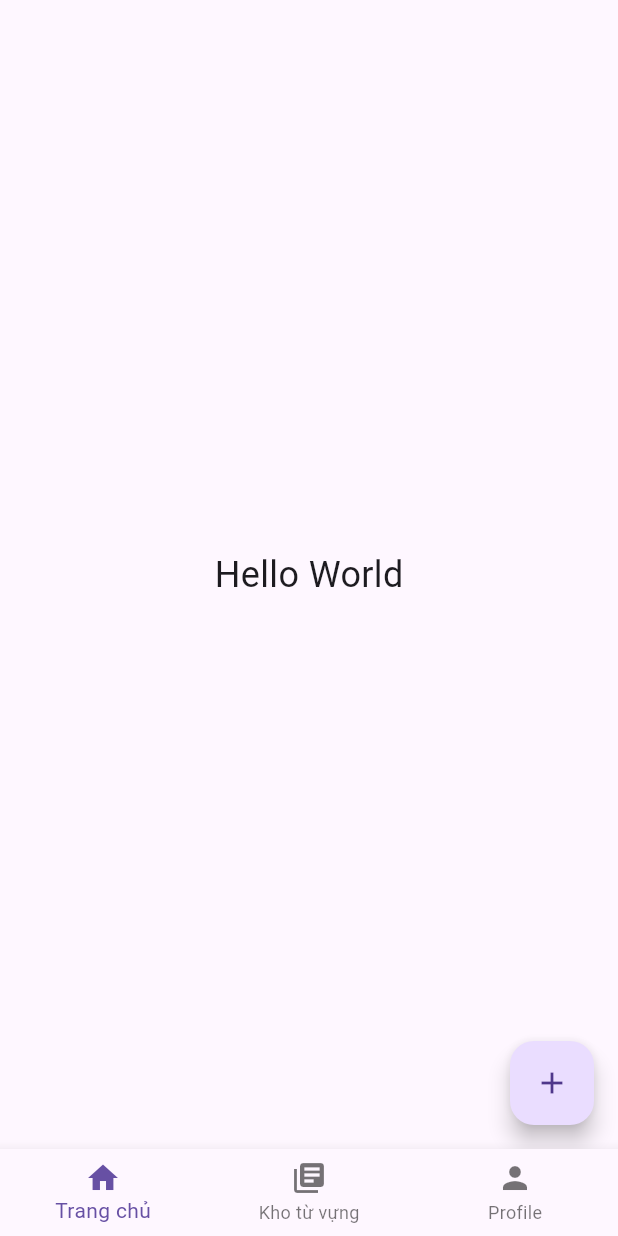
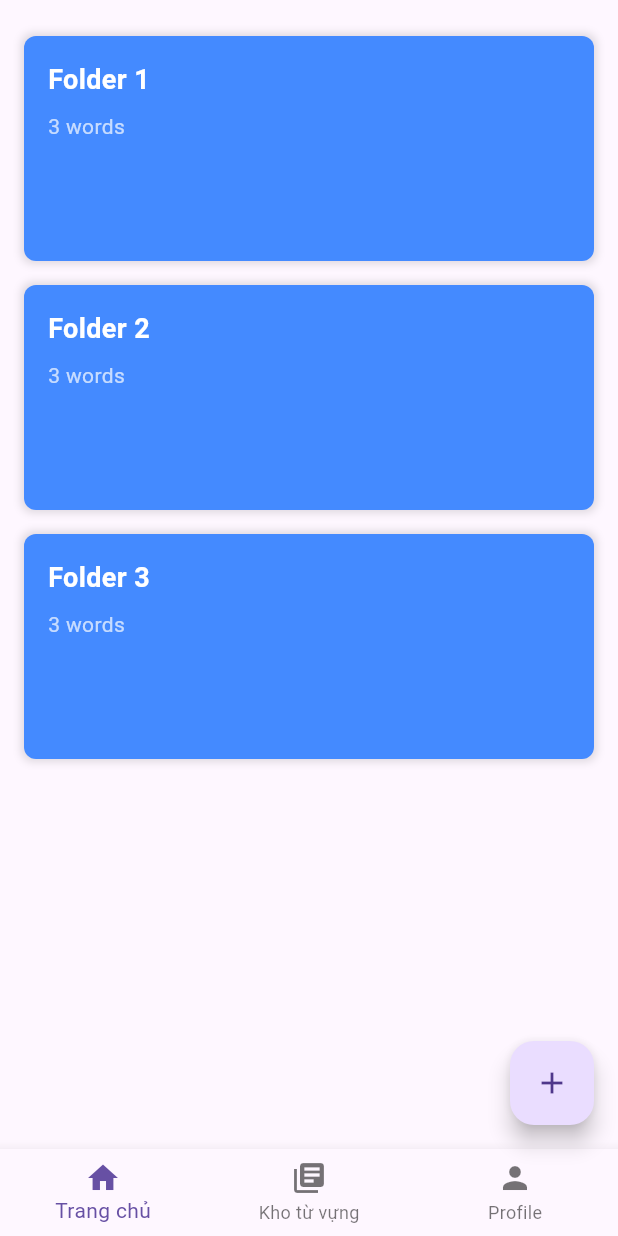
Before and after one commit to Khoa15/exci-fe-flutter, a Flutter app: the HomeScreen screen opened by its route, on a phone screen of 412 x 824 dp. Run offline on Flutter 3.47's test engine with Material 3 defaults, Android fonts, the phone set to English and light mode, and no system bars; our stand-ins replace shared_preferences; accounts and stored records are empty.

Commit message:
word model

```diff
--- a/lib/main.dart
+++ b/lib/main.dart
@@ -1,8 +1,11 @@
+import 'package:exci_flutter/models/folder_model.dart';
+import 'package:exci_flutter/models/word_model.dart';
 import 'package:exci_flutter/screens/home_screen.dart';
 import 'package:exci_flutter/screens/login_screen.dart';
 import 'package:exci_flutter/screens/profile_screen.dart';
 import 'package:exci_flutter/screens/signup_screen.dart';
 import 'package:exci_flutter/screens/vocabulary_screen.dart';
+import 'package:exci_flutter/screens/word_list_screen.dart';
 import 'package:exci_flutter/services/auth_service.dart';
 import 'package:flutter/material.dart';
 import 'package:provider/provider.dart';
@@ -27,6 +30,27 @@ class MyApp extends StatelessWidget {
           '/vocabulary': (context) => VocabularyScreen(),
           '/profile': (context) => ProfileScreen(),
         },
+        onGenerateRoute: (settings){
+          // Handle '/' route
+          if (settings.name == '/') {
+            return MaterialPageRoute(builder: (context) => HomeScreen());
+          }
+
+          // Handle '/folder/:id' route
+          final Uri uri = Uri.parse(settings.name ?? '');
+          if (uri.pathSegments.length == 2 && uri.pathSegments.first == 'folder') {
+            final folderId = uri.pathSegments[1];
+            // Retrieve the FolderModel based on folderId or create a placeholder
+            final folder = FolderModel(name: folderId, listWord: [WordModel(word: 'Apple')]);
+
+            return MaterialPageRoute(
+              builder: (context) => WordListScreen(folder: folder),
+            );
+          }
+
+          // Return null if the route is not recognized
+          return null;
+        },
         title: 'Exci',
         theme: ThemeData(
           primarySwatch: Colors.blue,
--- /dev/null
+++ b/lib/models/folder_model.dart
@@ -0,0 +1,19 @@
+import 'package:exci_flutter/models/word_model.dart';
+import 'package:json_annotation/json_annotation.dart';
+
+part 'folder_model.g.dart';
+
+@JsonSerializable()
+class FolderModel {
+  final String name;
+  final List<WordModel> listWord;
+
+  FolderModel({
+    required this.name,
+    required this.listWord
+  });
+
+  factory FolderModel.fromJson(Map<String, dynamic> json) => _$FolderModelFromJson(json);
+
+  Map<String, dynamic> toJson() => _$FolderModelToJson(this);
+}
--- a/lib/models/user_model.dart
+++ b/lib/models/user_model.dart
@@ -7,12 +7,14 @@ class UserModel {
   final String id;
   final String name;
   final String email;
+  final String password;
   final String profilePictureUrl;
 
   UserModel({
     required this.id,
     required this.name,
     required this.email,
+    required this.password,
     this.profilePictureUrl = '',
   });
 
--- /dev/null
+++ b/lib/models/word_model.dart
@@ -0,0 +1,24 @@
+import 'package:json_annotation/json_annotation.dart';
+
+part 'word_model.g.dart';
+
+@JsonSerializable()
+class WordModel {
+  final String word;
+  final String ipa;
+  final String pos;
+  final String meaning;
+  final String example;
+
+  WordModel({
+    required this.word,
+    this.ipa = '',
+    this.pos = '',
+    this.meaning = '',
+    this.example = ''
+  });
+
+  factory WordModel.fromJson(Map<String, dynamic> json) => _$WordModelFromJson(json);
+
+  Map<String, dynamic> toJson() => _$WordModelToJson(this);
+}
--- a/lib/screens/home_screen.dart
+++ b/lib/screens/home_screen.dart
@@ -45,9 +45,12 @@
 //     );
 //   }
 // }
+import 'package:exci_flutter/models/folder_model.dart';
+import 'package:exci_flutter/models/word_model.dart';
+import 'package:exci_flutter/screens/word_list_screen.dart';
 import 'package:exci_flutter/widgets/bottom_navigation_bar.dart';
+import 'package:flutter/foundation.dart';
 import 'package:flutter/material.dart';
-import 'package:flutter/scheduler.dart';
 
 class HomeScreen extends StatefulWidget {
   @override
@@ -55,6 +58,11 @@ class HomeScreen extends StatefulWidget {
 }
 
 class _HomeScreenState extends State<HomeScreen> with SingleTickerProviderStateMixin {
+  List<FolderModel> _folders = [
+    FolderModel(name: 'Folder 1', listWord: [WordModel(word: 'apple'), WordModel(word: 'banana'), WordModel(word: 'Cherry')]),
+    FolderModel(name: 'Folder 2', listWord: [WordModel(word: 'dog'), WordModel(word: 'cat'), WordModel(word: 'fish')]),
+    FolderModel(name: 'Folder 3', listWord: [WordModel(word: 'red'), WordModel(word: 'blue'), WordModel(word: 'green')]),
+  ];
   int _selectedIndex = 0;
   bool _isFabExpanded = false;
 
@@ -111,6 +119,20 @@ class _HomeScreenState extends State<HomeScreen> with SingleTickerProviderStateM
       }
     }
   }
+  void _navigateToWordList(FolderModel folder) {
+    if (kIsWeb) {
+      // Điều hướng trên web, ví dụ sử dụng Navigator hoặc chỉ định URL
+      Navigator.pushNamed(context, '/folder/${folder.name}');
+    } else {
+      // Điều hướng trên mobile
+      Navigator.push(
+        context,
+        MaterialPageRoute(
+          builder: (context) => WordListScreen(folder: folder),
+        ),
+      );
+    }
+  }
 
   void _toggleFab() {
     setState(() {
@@ -125,58 +147,110 @@ class _HomeScreenState extends State<HomeScreen> with SingleTickerProviderStateM
 
   @override
   Widget build(BuildContext context) {
+    final screenWidth = MediaQuery.of(context).size.width;
     return Scaffold(
-      body: Stack(
+      body: Padding(
+        padding: const EdgeInsets.all(16.0),
+        child: ListView.builder(
+          itemCount: _folders.length,
+          itemBuilder: (context, index) {
+            final folder = _folders[index];
+            return GestureDetector(
+              onTap: () => _navigateToWordList(folder),
+              child: Container(
+                width: screenWidth, // Chiều rộng của folder bằng chiều rộng màn hình
+                height: 150, // Chiều cao của folder (có thể điều chỉnh)
+                margin: EdgeInsets.symmetric(vertical: 8.0), // Khoảng cách giữa các folder
+                padding: EdgeInsets.all(16.0),
+                decoration: BoxDecoration(
+                  color: Colors.blueAccent,
+                  borderRadius: BorderRadius.circular(8.0),
+                  boxShadow: [
+                    BoxShadow(
+                      color: Colors.black12,
+                      blurRadius: 4.0,
+                      spreadRadius: 2.0,
+                    ),
+                  ],
+                ),
+                child: Column(
+                  crossAxisAlignment: CrossAxisAlignment.start,
                   children: [
-          Center(
-            child: Text(
-              'Hello World',
-              style: TextStyle(fontSize: 24),
+                    Text(
+                      folder.name,
+                      style: TextStyle(
+                        color: Colors.white,
+                        fontSize: 18,
+                        fontWeight: FontWeight.bold,
                       ),
                     ),
-          // Hiển thị ảnh nền với hiệu ứng mở khi FAB được mở rộng
-          AnimatedContainer(
-            duration: Duration(milliseconds: 300),
-            color: _isFabExpanded ? Colors.black.withOpacity(0.5) : Colors.transparent,
+                    SizedBox(height: 8.0),
+                    Text(
+                      '${folder.listWord.length} words',
+                      style: TextStyle(
+                        color: Colors.white70,
+                        fontSize: 14,
                       ),
-          // Vị trí FloatingActionButton chính
+                    ),
+                    // Spacer(),
+                    // Align(
+                    //   alignment: Alignment.bottomRight,
+                    //   child: ElevatedButton(
+                    //     onPressed: () => _navigateToWordList(folder),
+                    //     style: ElevatedButton.styleFrom(
+                    //       backgroundColor: Colors.white, // Background color of the button
+                    //       foregroundColor: Colors.blueAccent, // Text color of the button
+                    //     ),
+                    //     child: Text('Xem chi tiết'),
+                    //   ),
+                    // ),
+                  ],
+                ),
+              ),
+            );
+          },
+        ),
+      ),
+            floatingActionButton: Stack(
+        alignment: Alignment.bottomRight,
+        children: [
+          if (_isFabExpanded) ...[
+            // Nút Thêm A
             Positioned(
-            bottom: 16.0,
+              bottom: 100.0,
               right: 16.0,
-            child: Column(
-              mainAxisSize: MainAxisSize.min,
-              children: [
-                // Nút thêm A
-                if (_isFabExpanded) ...[
-                  ScaleTransition(
-                    scale: _animationScale,
+              child: AnimatedOpacity(
+                duration: Duration(milliseconds: 200),
+                opacity: _isFabExpanded ? 1.0 : 0.0,
                 child: FloatingActionButton(
                   onPressed: () {
-                        // Xử lý khi nhấn nút thêm A
+                    // Xử lý khi nhấn Thêm A
                   },
-                      child: Icon(Icons.add),
-                      tooltip: 'Thêm A',
+                  child: Text('A'),
                   heroTag: 'addA',
+                  mini: true,
                 ),
               ),
-                  SizedBox(height: 8),
-                ],
-                // Nút thêm B
-                if (_isFabExpanded) ...[
-                  ScaleTransition(
-                    scale: _animationScale,
+            ),
+            // Nút Thêm B
+            Positioned(
+              bottom: 160.0,
+              right: 16.0,
+              child: AnimatedOpacity(
+                duration: Duration(milliseconds: 200),
+                opacity: _isFabExpanded ? 1.0 : 0.0,
                 child: FloatingActionButton(
                   onPressed: () {
-                        // Xử lý khi nhấn nút thêm B
+                    // Xử lý khi nhấn Thêm B
                   },
-                      child: Icon(Icons.add),
-                      tooltip: 'Thêm B',
+                  child: Text('B'),
                   heroTag: 'addB',
+                  mini: true,
                 ),
               ),
-                  SizedBox(height: 8),
+            ),
           ],
-                // Nút chính
+          // Nút chính "+"
           FloatingActionButton(
             onPressed: _toggleFab,
             child: Icon(_isFabExpanded ? Icons.close : Icons.add),
@@ -184,9 +258,55 @@ class _HomeScreenState extends State<HomeScreen> with SingleTickerProviderStateM
           ),
         ],
       ),
-          ),
-        ],
-      ),
+          // AnimatedContainer(
+          //   duration: Duration(milliseconds: 300),
+          //   color: _isFabExpanded ? Colors.black.withOpacity(0.5) : Colors.transparent,
+          // ),
+          // Positioned(
+          //   bottom: 16.0,
+          //   right: 16.0,
+          //   child: Column(
+          //     mainAxisSize: MainAxisSize.min,
+          //     children: [
+          //       // Nút thêm A
+          //       if (_isFabExpanded) ...[
+          //         ScaleTransition(
+          //           scale: _animationScale,
+          //           child: FloatingActionButton(
+          //             onPressed: () {
+          //               // Xử lý khi nhấn nút thêm A
+          //             },
+          //             child: Icon(Icons.add),
+          //             tooltip: 'Thêm A',
+          //             heroTag: 'addA',
+          //           ),
+          //         ),
+          //         SizedBox(height: 8),
+          //       ],
+          //       // Nút thêm B
+          //       if (_isFabExpanded) ...[
+          //         ScaleTransition(
+          //           scale: _animationScale,
+          //           child: FloatingActionButton(
+          //             onPressed: () {
+          //               // Xử lý khi nhấn nút thêm B
+          //             },
+          //             child: Icon(Icons.add),
+          //             tooltip: 'Thêm B',
+          //             heroTag: 'addB',
+          //           ),
+          //         ),
+          //         SizedBox(height: 8),
+          //       ],
+          //       // Nút chính
+          //       FloatingActionButton(
+          //         onPressed: _toggleFab,
+          //         child: Icon(_isFabExpanded ? Icons.close : Icons.add),
+          //         heroTag: 'mainFAB',
+          //       ),
+          //     ],
+          //   ),
+          // ),
       bottomNavigationBar: CustomBottomNavigationBar(
         selectedIndex: _selectedIndex,
         onItemTapped: _onItemTapped,
--- a/lib/screens/profile_screen.dart
+++ b/lib/screens/profile_screen.dart
@@ -2,7 +2,6 @@ import 'package:exci_flutter/models/user_model.dart';
 import 'package:exci_flutter/services/auth_service.dart';
 import 'package:exci_flutter/widgets/bottom_navigation_bar.dart';
 import 'package:flutter/material.dart';
-import 'package:provider/provider.dart';
 
 class ProfileScreen extends StatefulWidget {
   @override
@@ -16,7 +15,6 @@ class _ProfileScreenState extends State<ProfileScreen> {
 
   @override
   void initState() {
-    // TODO: implement initState
     super.initState();
     _loadUser();
   }
@@ -72,7 +70,7 @@ class _ProfileScreenState extends State<ProfileScreen> {
             ),
             if (_user!.profilePictureUrl.isNotEmpty)
               CircleAvatar(
-                backgroundImage: NetworkImage(_user!.profilePictureUrl),
+                backgroundImage: NetworkImage('https://letsenhance.io/static/73136da51c245e80edc6ccfe44888a99/1015f/MainBefore.jpg'),//_user!.profilePictureUrl),
                 radius: 50,
               ),
             SizedBox(height: 16),
--- /dev/null
+++ b/lib/screens/word_list_screen.dart
@@ -0,0 +1,25 @@
+import 'package:exci_flutter/models/folder_model.dart';
+import 'package:flutter/material.dart';
+
+class WordListScreen extends StatelessWidget{
+  final FolderModel folder;
+
+  const WordListScreen({required this.folder});
+  @override
+  Widget build(BuildContext context) {
+    return Scaffold(
+      appBar: AppBar(
+        title: Text(folder.name),
+      ),
+      body: ListView.builder(
+        itemCount: folder.listWord.length,
+        itemBuilder: (context, index) {
+          return ListTile(
+            title: Text(folder.listWord[index].word),
+          );
+        },
+      ),
+    );
+  }
+
+}
--- a/lib/services/auth_service.dart
+++ b/lib/services/auth_service.dart
@@ -31,7 +31,7 @@ class AuthService with ChangeNotifier{
   Future<void> login(String username, String password) async{
     // Xử lý đăng nhập
     // If thành công
-    UserModel userModel = new UserModel(id: "123", name: "Khoa", email: "hp09.com@gmail.com");
+    UserModel userModel = new UserModel(id: "123", name: "Khoa", password: '', email: "hp09.com@gmail.com");
     String userJson = jsonEncode(userModel.toJson());
     SharedPreferences prefs = await SharedPreferences.getInstance();
     await prefs.setBool('isLoggedIn', true);
```
Also changed, not shown: lib/models/folder_model.g.dart (added), lib/models/user_model.g.dart, lib/models/word_model.g.dart (added). Lines whose indentation alone changed are shown as unchanged.
